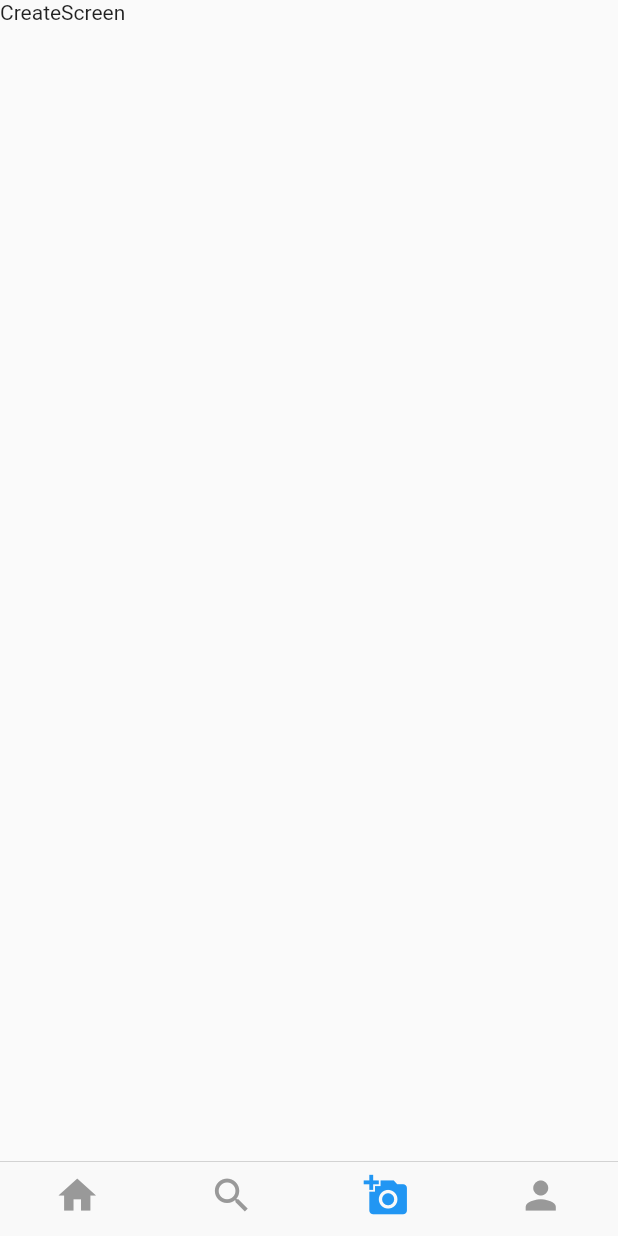
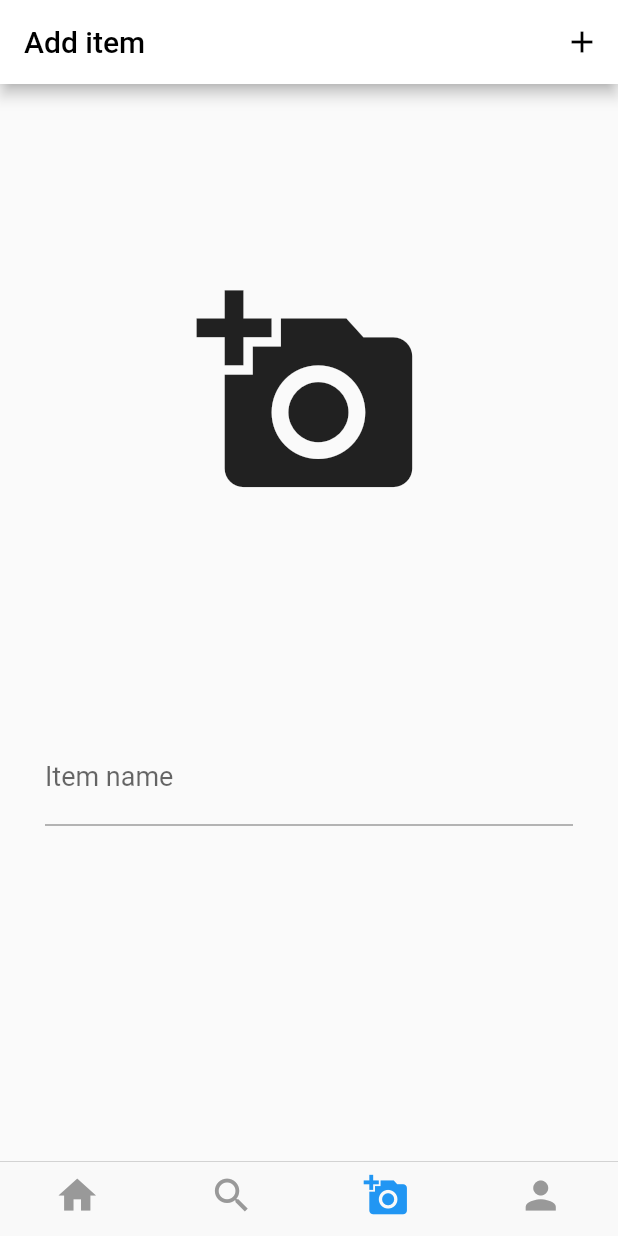
Before and after one commit to Rohithgilla12/lost-inator, a Flutter app: the screen it shows once a user with an empty profile is signed in, item 2 of the bottom bar chosen, after a tap on the "add a photo" icon, on a phone screen of 412 x 824 dp. Run offline on Flutter 3.47's test engine with Material 2 defaults, Android fonts, the phone set to English and light mode, and no system bars; our stand-ins replace cloud_firestore, firebase_auth, firebase_storage, flutter_tags, image_cropper, image_picker; accounts and stored records are empty.

Commit message:
Tags and image static

```diff
--- a/lib/screens/create_item.dart
+++ b/lib/screens/create_item.dart
@@ -1,4 +1,10 @@
+import 'dart:io';
+
+import 'package:flutter/cupertino.dart';
 import 'package:flutter/material.dart';
+import 'package:flutter_tags/tag.dart';
+import 'package:image_cropper/image_cropper.dart';
+import 'package:image_picker/image_picker.dart';
 
 class CreateScreen extends StatefulWidget {
   @override
@@ -6,10 +12,163 @@ class CreateScreen extends StatefulWidget {
 }
 
 class _CreateScreenState extends State<CreateScreen> {
+  File _image;
+  String _caption = "";
+  List<String> _tags = [];
+  TextEditingController textEditingController = TextEditingController();
+  bool _isLoading = false;
+  final GlobalKey<TagsState> _tagStateKey = GlobalKey<TagsState>();
+  _getAllItem() {
+    List<Item> lst = _tagStateKey.currentState?.getAllItem;
+    if (lst != null)
+      lst.where((a) => a.active == true).forEach((a) => print(a.title));
+  }
+
   @override
   Widget build(BuildContext context) {
+    final width = MediaQuery.of(context).size.width;
+    final height = MediaQuery.of(context).size.height;
+
+    void _handleTagSubmit(String value) {
+      // print(_caption);
+      _tags.add(_caption);
+      setState(() {
+        _caption = "";
+      });
+      textEditingController.clear();
+    }
+
+    _cropImage(File imageFile) async {
+      File croppedImage = await ImageCropper.cropImage(
+          sourcePath: imageFile.path,
+          aspectRatio: CropAspectRatio(
+            ratioX: 1.0,
+            ratioY: 1.0,
+          ));
+      return croppedImage;
+    }
+
+    _handleImage(ImageSource source) async {
+      Navigator.pop(context);
+      File imageFile = await ImagePicker.pickImage(source: source);
+      if (imageFile != null) {
+        File croppedImage = await _cropImage(imageFile);
+        setState(() {
+          _image = croppedImage;
+        });
+      }
+    }
+
+    _iosBottomSheet() {
+      print("Add item");
+      showCupertinoModalPopup(
+        context: context,
+        builder: (BuildContext context) {
+          return CupertinoActionSheet(
+            title: Text(
+              "Add item 📸",
+              style: TextStyle(fontSize: 20.0),
+            ),
+            actions: <Widget>[
+              CupertinoActionSheetAction(
+                child: Text("Take photo 📷"),
+                onPressed: () => _handleImage(ImageSource.camera),
+              ),
+              CupertinoActionSheetAction(
+                child: Text("Choose from Gallery"),
+                onPressed: () => _handleImage(ImageSource.gallery),
+              ),
+            ],
+            cancelButton: CupertinoActionSheetAction(
+              child: Text("Cancel ❌"),
+              onPressed: () => Navigator.pop(context),
+            ),
+          );
+        },
+      );
+    }
+
+    _submit() {
+      if (_tags.isNotEmpty && _image != null) {
+        print("good to go");
+      }
+    }
+
     return Scaffold(
-      body: Text("CreateScreen"),
+      appBar: AppBar(
+        backgroundColor: Colors.white,
+        title: Text(
+          "Add item",
+          style: TextStyle(
+            color: Colors.black,
+          ),
+        ),
+        actions: <Widget>[
+          IconButton(icon: Icon(Icons.add), onPressed: _submit)
+        ],
+      ),
+      body: SingleChildScrollView(
+        child: Container(
+          height: height,
+          child: Column(
+            children: <Widget>[
+              GestureDetector(
+                onTap: _iosBottomSheet,
+                child: Container(
+                  height: width,
+                  width: width,
+                  child: _image == null
+                      ? Icon(
+                          Icons.add_a_photo,
+                          size: 150.0,
+                        )
+                      : Image(
+                          image: FileImage(_image),
+                          fit: BoxFit.cover,
+                        ),
+                ),
+              ),
+              SizedBox(
+                height: 20.0,
+              ),
+              Padding(
+                padding: EdgeInsets.symmetric(horizontal: 30.0),
+                child: TextField(
+                  controller: textEditingController,
+                  onChanged: (input) => _caption = input,
+                  onSubmitted: _handleTagSubmit,
+                  style: TextStyle(fontSize: 18.0),
+                  decoration: InputDecoration(labelText: "Item name"),
+                ),
+              ),
+              _tags.length >= 1
+                  ? Padding(
+                      padding: EdgeInsets.symmetric(vertical: 15.0),
+                      child: Tags(
+                        key: _tagStateKey,
+                        itemCount: _tags.length,
+                        itemBuilder: (int index) {
+                          final item = _tags[index];
+                          return ItemTags(
+                            index: index,
+                            title: item,
+                            removeButton: ItemTagsRemoveButton(),
+                            onRemoved: () {
+                              setState(() {
+                                _tags.removeAt(index);
+                              });
+                            },
+                          );
+                        },
+                      ),
+                    )
+                  : SizedBox(
+                      height: 10.0,
+                    )
+            ],
+          ),
+        ),
+      ),
     );
   }
 }
--- a/lib/screens/feed_screen.dart
+++ b/lib/screens/feed_screen.dart
@@ -1,4 +1,5 @@
 import 'package:flutter/material.dart';
+import 'package:lost_inator/services/auth_services.dart';
 
 class FeedScreen extends StatefulWidget {
   @override
@@ -15,9 +16,13 @@ class _FeedScreenState extends State<FeedScreen> {
           "Lost-inator",
           style: TextStyle(
             color: Colors.black,
-            fontSize: 35.0,
           ),
         ),
+        actions: <Widget>[
+          IconButton(
+              icon: Icon(Icons.exit_to_app),
+              onPressed: () => AuthService.logout())
+        ],
       ),
       body: Text("FeedScreen"),
     );
--- a/pubspec.yaml
+++ b/pubspec.yaml
@@ -28,6 +28,12 @@ dependencies:
   firebase_auth: ^0.14.0+5
   cloud_firestore: ^0.12.9+4
   firebase_storage: ^3.0.6
+  image_picker: ^0.6.1+4
+  cached_network_image: ^2.0.0-rc
+  flutter_image_compress: ^0.6.3
+  path_provider: ^1.2.0
+  image_cropper: ^1.1.2
+  flutter_tags: "^0.4.5"
 
 dev_dependencies:
   flutter_test:
```
Also changed, not shown: pubspec.lock, 2 other files.
